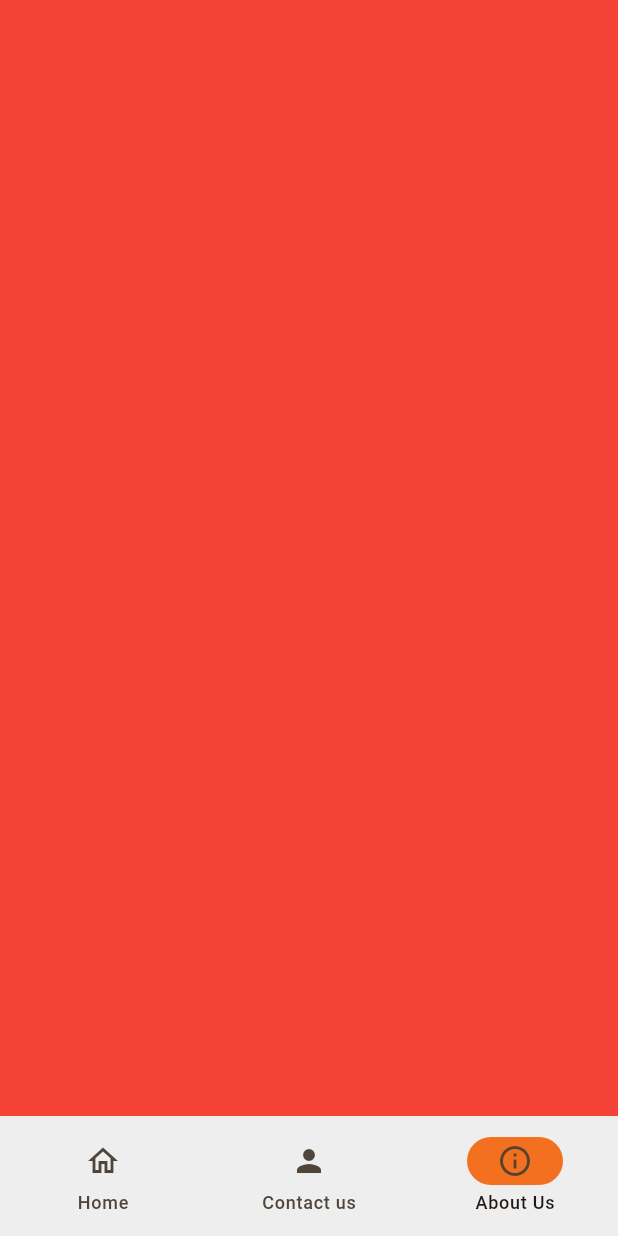
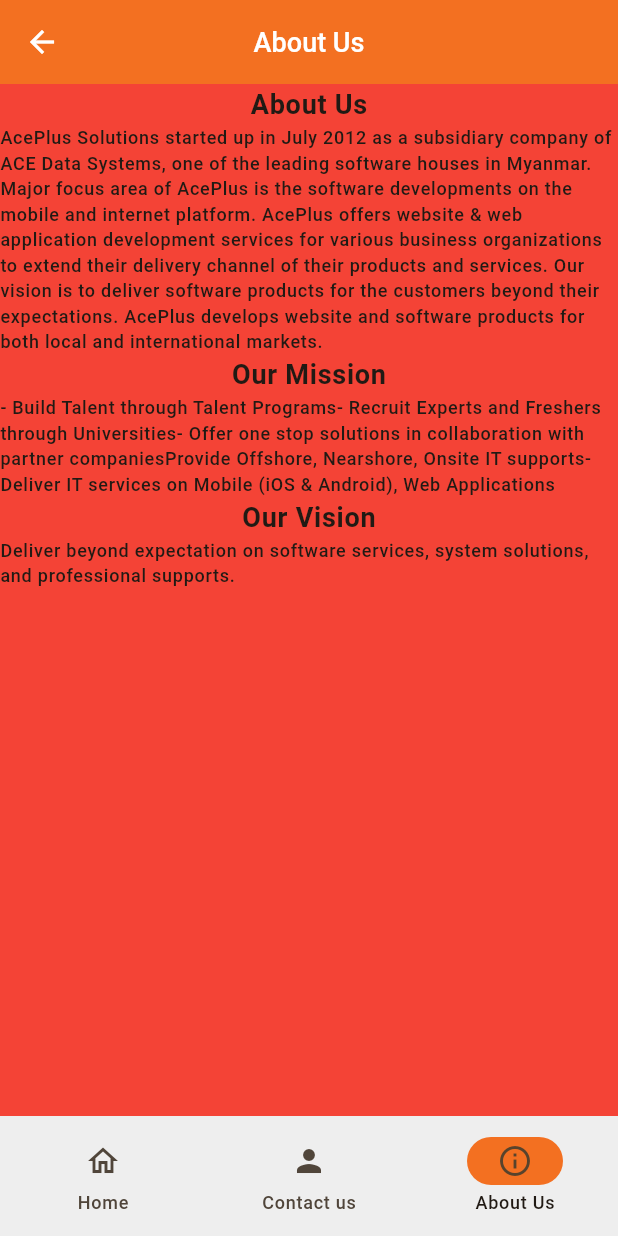
Before and after one commit to Eaindra68/customer_appoitment_system, a Flutter app: the screen it shows after launch, item 3 of the bottom bar chosen, on a phone screen of 412 x 824 dp. Run offline on Flutter 3.47's test engine with Material 3 defaults, Android fonts, the phone set to English and light mode, and no system bars; our stand-ins replace loading_animation_widget; Roboto replaces fonts that are missing (Nunito).

Commit message:
Update about_us_page.dart

```diff
--- a/lib/presentation/pages/about_us_page.dart
+++ b/lib/presentation/pages/about_us_page.dart
@@ -1,4 +1,7 @@
+import 'package:ace_customer_appoitment_system/core/extensions/context_exts.dart';
 import 'package:flutter/material.dart';
+
+import '../../config/colors_constant.dart';
 
 class AboutUsPage extends StatefulWidget {
   const AboutUsPage({super.key});
@@ -10,6 +13,97 @@ class AboutUsPage extends StatefulWidget {
 class _AboutUsPageState extends State<AboutUsPage> {
   @override
   Widget build(BuildContext context) {
-    return const Scaffold(backgroundColor: Colors.red);
+    return Scaffold(
+      backgroundColor: Colors.red,
+      appBar: AppBar(
+        backgroundColor: ColorConst.primary,
+        leading: InkWell(
+          onTap: () => context.pop(),
+          child: Icon(Icons.arrow_back, color: Colors.white),
+        ),
+        automaticallyImplyLeading: false,
+        centerTitle: true,
+        title: Text(
+          "About Us",
+          style: context.textTheme.titleLarge?.copyWith(color: Colors.white),
+        ),
+      ),
+      body: Column(
+        children: [
+          Text(
+            "About Us",
+            style: context.textTheme.bodyLarge?.copyWith(
+              fontWeight: FontWeight.w700,
+              fontSize: 18,
+            ),
+          ),
+          RichText(
+            text: TextSpan(
+              children: [
+                TextSpan(
+                  text:
+                      "AcePlus Solutions started up in July 2012 as a subsidiary company of ACE Data Systems, one of the leading software houses in Myanmar. Major focus area of AcePlus is the software developments on the mobile and internet platform. AcePlus offers website & web application development services for various business organizations to extend their delivery channel of their products and services. Our vision is to deliver software products for the customers beyond their expectations. AcePlus develops website and software products for both local and international markets.",
+                  style: context.textTheme.labelSmall,
+                ),
+              ],
+            ),
+          ),
+
+          Text(
+            "Our Mission",
+            style: context.textTheme.bodyLarge?.copyWith(
+              fontWeight: FontWeight.w700,
+              fontSize: 18,
+            ),
+          ),
+          RichText(
+            text: TextSpan(
+              children: [
+                TextSpan(
+                  text: "- Build Talent through Talent Programs",
+                  style: context.textTheme.labelSmall,
+                ),
+                TextSpan(
+                  text: "- Recruit Experts and Freshers through Universities",
+                  style: context.textTheme.labelSmall,
+                ),
+                TextSpan(
+                  text:
+                      "- Offer one stop solutions in collaboration with partner companies",
+                  style: context.textTheme.labelSmall,
+                ),
+                TextSpan(
+                  text: "Provide Offshore, Nearshore, Onsite IT supports",
+                  style: context.textTheme.labelSmall,
+                ),
+                TextSpan(
+                  text:
+                      "- Deliver IT services on Mobile (iOS & Android), Web Applications",
+                  style: context.textTheme.labelSmall,
+                ),
+              ],
+            ),
+          ),
+          Text(
+            "Our Vision",
+            style: context.textTheme.bodyLarge?.copyWith(
+              fontWeight: FontWeight.w700,
+              fontSize: 18,
+            ),
+          ),
+          RichText(
+            text: TextSpan(
+              children: [
+                TextSpan(
+                  text:
+                      "Deliver beyond expectation on software services, system solutions, and professional supports.",
+                  style: context.textTheme.labelSmall,
+                ),
+              ],
+            ),
+          ),
+        ],
+      ),
+    );
   }
 }
```
